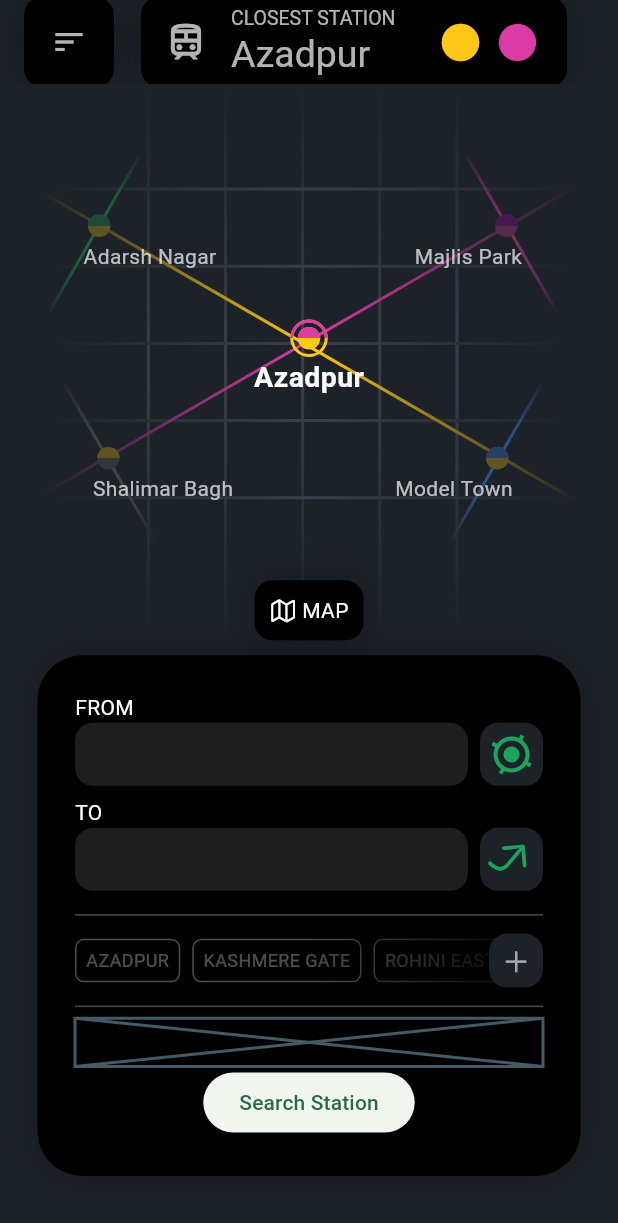
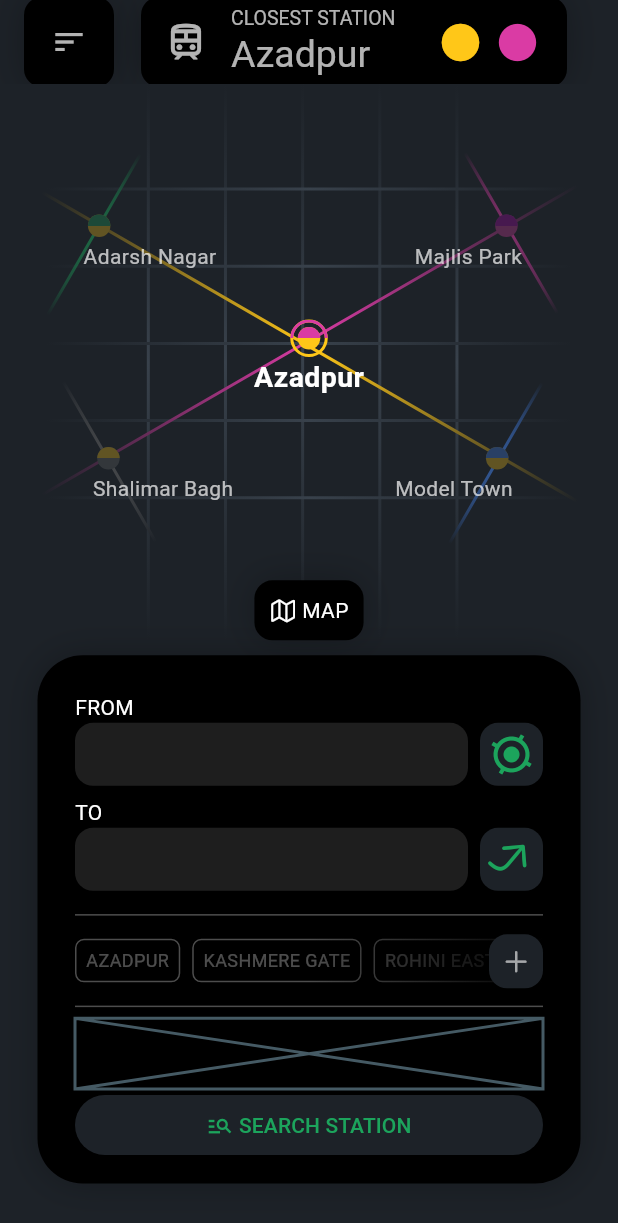
Before and after one commit to aayushvats/dmrc, a Flutter app: the screen it shows after launch, on a phone screen of 412 x 824 dp. Shown: the top 1223 px of the screen. Run offline on Flutter 3.47's test engine with Material 3 defaults, Android fonts, the phone set to English and light mode, and no system bars.

Commit message:
added interactions

```diff
--- a/lib/screens/homescreen.dart
+++ b/lib/screens/homescreen.dart
@@ -24,12 +24,15 @@ class _HomePageState extends State<HomePage> {
   );
 
   final List<String> savedStations = ['AZADPUR', 'KASHMERE GATE', 'ROHINI EAST', 'KASHMERE GATE'];
+  final GlobalKey<ScaffoldState> _scaffoldKey = GlobalKey<ScaffoldState>();
 
   @override
   Widget build(BuildContext context) {
     return Scaffold(
+      key: _scaffoldKey,
       appBar: AppBar(
         backgroundColor: Colors.transparent,
+        automaticallyImplyLeading: false,
         title: Row(
           children: [
             Container(
@@ -44,6 +47,10 @@ class _HomePageState extends State<HomePage> {
                   ),
                 ],
               ),
+              child: InkWell(
+                onTap: (){
+                  _scaffoldKey.currentState?.openDrawer();
+                },
                 child: Padding(
                   padding: const EdgeInsets.all(18.0),
                   child: Icon(
@@ -52,8 +59,50 @@ class _HomePageState extends State<HomePage> {
                   ),
                 ),
               ),
+            ),
             Expanded(
               child: CurrentStation(currentStation: demoStation),
+            ),
+          ],
+        ),
+      ),
+      drawer: Drawer(
+        backgroundColor: Theme.of(context).canvasColor,
+        child: ListView(
+          padding: EdgeInsets.zero,
+          children: <Widget>[
+            DrawerHeader(
+              decoration: BoxDecoration(
+                color: Theme.of(context).canvasColor,
+              ),
+              child: Column(
+                children: [
+                  MetroMap(currentStation: demoStation,),
+                  Text(
+                    demoStation.name,
+                    style: TextStyle(
+                      color: Colors.white,
+                      fontSize: 24,
+                    ),
+                  ),
+                ],
+              ),
+            ),
+            ListTile(
+              leading: Icon(Icons.home),
+              title: Text('Home'),
+              onTap: () {
+                // Handle the home tap here
+                Navigator.pop(context);
+              },
+            ),
+            ListTile(
+              leading: Icon(Icons.settings),
+              title: Text('Settings'),
+              onTap: () {
+                // Handle the settings tap here
+                Navigator.pop(context);
+              },
             ),
           ],
         ),
@@ -81,8 +130,12 @@ class _HomePageState extends State<HomePage> {
                     ),
                   ],
                 ),
-                child: const Padding(
+                child: Padding(
                   padding: EdgeInsets.all(10.0),
+                  child: InkWell(
+                    onTap: (){
+                      print("Clicked Map");
+                    },
                     child: Row(
                       mainAxisSize: MainAxisSize.min,
                       children: [
@@ -92,11 +145,12 @@ class _HomePageState extends State<HomePage> {
                     ),
                   ),
                 ),
+              ),
               Expanded(
                 flex: 12,
                 child: Container(
-                  margin: EdgeInsets.only(top: 10, bottom: 40, left: 25, right: 25),
-                  padding: EdgeInsets.only(top: 25, bottom: 25, left: 25, right: 25),
+                  margin: EdgeInsets.only(top: 10, bottom: 35, left: 25, right: 25),
+                  padding: EdgeInsets.only(top: 25, bottom: 15, left: 25, right: 25),
                   decoration: BoxDecoration(
                     color: Colors.black,
                     borderRadius: BorderRadius.circular(30), // Adjust as needed
@@ -255,7 +309,8 @@ class _HomePageState extends State<HomePage> {
                                   )).toList()
                             ),
                           ),
-                          Container(
+                          IgnorePointer(
+                            child: Container(
                               height: 45,
                               child: Row(
                                 children: [
@@ -268,11 +323,23 @@ class _HomePageState extends State<HomePage> {
                                           end: Alignment.center,
                                         ),
                                       ),
+                                    ),
+                                  )
+                                ],
+                              ),
+                            ),
+                          ),
+                          Container(
+                            height: 41,
                             child: Row(
                               mainAxisAlignment: MainAxisAlignment.end,
                               crossAxisAlignment: CrossAxisAlignment.end,
                               children: [
-                                        Container(
+                                InkWell(
+                                  onTap: (){
+                                    print("clicked Add Station");
+                                  },
+                                  child: Container(
                                     decoration: BoxDecoration(
                                       color: Theme.of(context).canvasColor,
                                       borderRadius: BorderRadius.circular(12),
@@ -286,13 +353,10 @@ class _HomePageState extends State<HomePage> {
                                       ),
                                     ),
                                   ),
+                                ),
                               ],
                             ),
                           ),
-                                )
-                              ],
-                            ),
-                          )
                         ],
                       ),
                       Divider(
@@ -303,7 +367,26 @@ class _HomePageState extends State<HomePage> {
                       Expanded(child: Placeholder()),
 
                       //BUTTON
-                      ElevatedButton(onPressed: (){}, child: Text("Search Station"))
+                      ElevatedButton(
+                        style: ButtonStyle(
+                          backgroundColor: MaterialStateProperty.all(Theme.of(context).canvasColor),
+                        ),
+                          onPressed: (){},
+                          child: Row(
+                        mainAxisAlignment: MainAxisAlignment.center,
+                        children: [
+                          Icon(
+                            Icons.manage_search_outlined,
+                            color: getLineColor('green'),
+                          ),
+                          Text(
+                            " SEARCH STATION",
+                            style: TextStyle(
+                              color: getLineColor('green'),
+                            ),
+                          ),
+                        ],
+                      ))
                     ],
                   ),
                 ),
```
Lines whose indentation alone changed are shown as unchanged.
